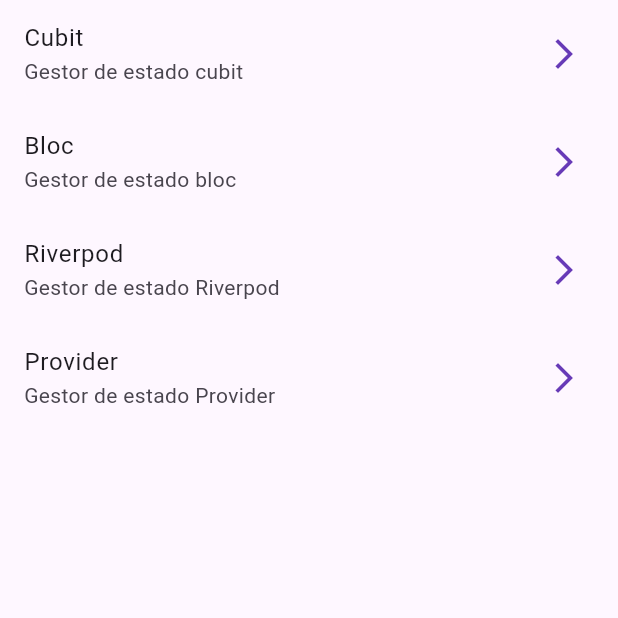
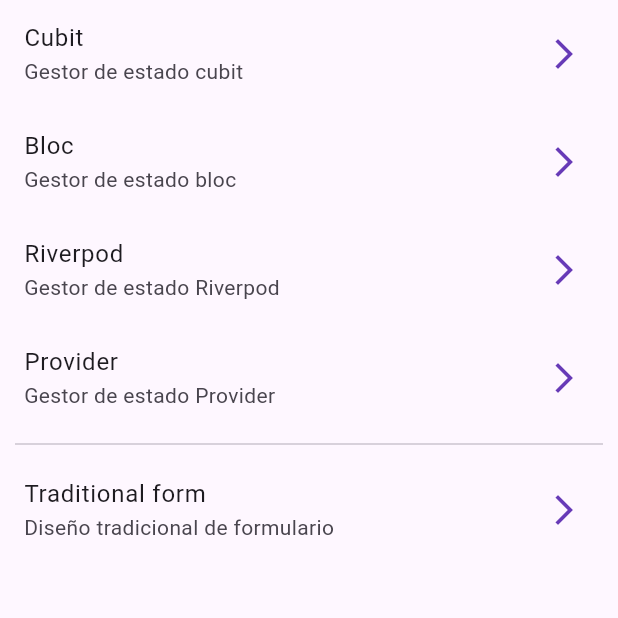
Before and after one commit to JuanCarlosTZ/forms_app, a Flutter app: the screen it shows after launch, on a phone screen of 412 x 824 dp, the top half of it. Run offline on Flutter 3.47's test engine with Material 3 defaults, Android fonts, the phone set to English and light mode, and no system bars; our stand-ins replace animate_do, equatable, flutter_bloc, flutter_riverpod, go_router, hooks_riverpod.

Commit message:
Fomulario tradicional

```diff
--- a/lib/config/constants/home_menu_items.dart
+++ b/lib/config/constants/home_menu_items.dart
@@ -18,4 +18,8 @@ final homeMenuItems = <MenuModel>[
       path: '/${AppParameter.provider}',
       title: 'Provider',
       subTitle: 'Gestor de estado Provider'),
+  MenuModel(
+      path: '/${AppParameter.traditionalForm}',
+      title: 'Traditional form',
+      subTitle: 'Diseño tradicional de formulario'),
 ];
--- a/lib/config/router/app_router.dart
+++ b/lib/config/router/app_router.dart
@@ -1,6 +1,4 @@
 import 'package:flutter_riverpod/flutter_riverpod.dart';
-import 'package:forms_app/presentation/screens/provider/provider_screen.dart';
-import 'package:forms_app/presentation/screens/riverpod/riverpod_screen.dart';
 import 'package:forms_app/presentation/screens/screens.dart';
 import 'package:go_router/go_router.dart';
 
@@ -25,6 +23,10 @@ final appRouter = GoRouter(initialLocation: '/', routes: [
     path: '/${AppParameter.provider}',
     builder: (context, state) => const ProviderScreen(),
   ),
+  GoRoute(
+    path: '/${AppParameter.traditionalForm}',
+    builder: (context, state) => const TraditionalForm(),
+  ),
 ]);
 
 class AppParameter {
@@ -33,4 +35,7 @@ class AppParameter {
   static String bloc = 'bloc';
   static String riverpod = 'riverpod';
   static String provider = 'provider';
+  static String traditionalForm = 'traditional-form';
+  static String stateForm = 'state-form';
+  static String customStateForm = 'custom-state-form';
 }
--- a/lib/presentation/screens/home/home_screen.dart
+++ b/lib/presentation/screens/home/home_screen.dart
@@ -11,7 +11,24 @@ class HomeScreen extends HookConsumerWidget {
     return Scaffold(
       body: ListView(
         children: [
-          ...homeMenuItems.map((menuItem) {
+          //gestores de estados
+          ...homeMenuItems.sublist(0, 4).map((menuItem) {
+            return ListTile(
+              title: Text(menuItem.title),
+              subtitle: Text(menuItem.subTitle),
+              trailing: const Icon(Icons.arrow_forward_ios_outlined),
+              onTap: () => context.push(menuItem.path),
+            );
+          }),
+
+          //divisor
+          const Padding(
+            padding: EdgeInsets.symmetric(horizontal: 10),
+            child: Divider(),
+          ),
+
+          //gestión de formularios
+          ...homeMenuItems.sublist(4).map((menuItem) {
             return ListTile(
               title: Text(menuItem.title),
               subtitle: Text(menuItem.subTitle),
--- a/lib/presentation/screens/screens.dart
+++ b/lib/presentation/screens/screens.dart
@@ -1,3 +1,6 @@
 export 'package:forms_app/presentation/screens/home/home_screen.dart';
 export 'package:forms_app/presentation/screens/cubit/cubit_screen.dart';
 export 'package:forms_app/presentation/screens/bloc/bloc_screen.dart';
+export 'package:forms_app/presentation/screens/provider/provider_screen.dart';
+export 'package:forms_app/presentation/screens/riverpod/riverpod_screen.dart';
+export 'package:forms_app/presentation/screens/form/traditional_form.dart';
--- /dev/null
+++ b/lib/presentation/shares/shares.dart
@@ -0,0 +1,3 @@
+export 'package:forms_app/presentation/shares/counter/custom_increased_counter.dart';
+
+export 'package:forms_app/presentation/shares/form/custom_input_text_form_field.dart';
```
Also changed, not shown: lib/config/helper/helper.dart (added, +7 -0 lines), lib/presentation/screens/form/traditional_form.dart (added, +130 -0 lines), lib/presentation/shares/form/custom_input_text_form_field.dart (added, +75 -0 lines).
